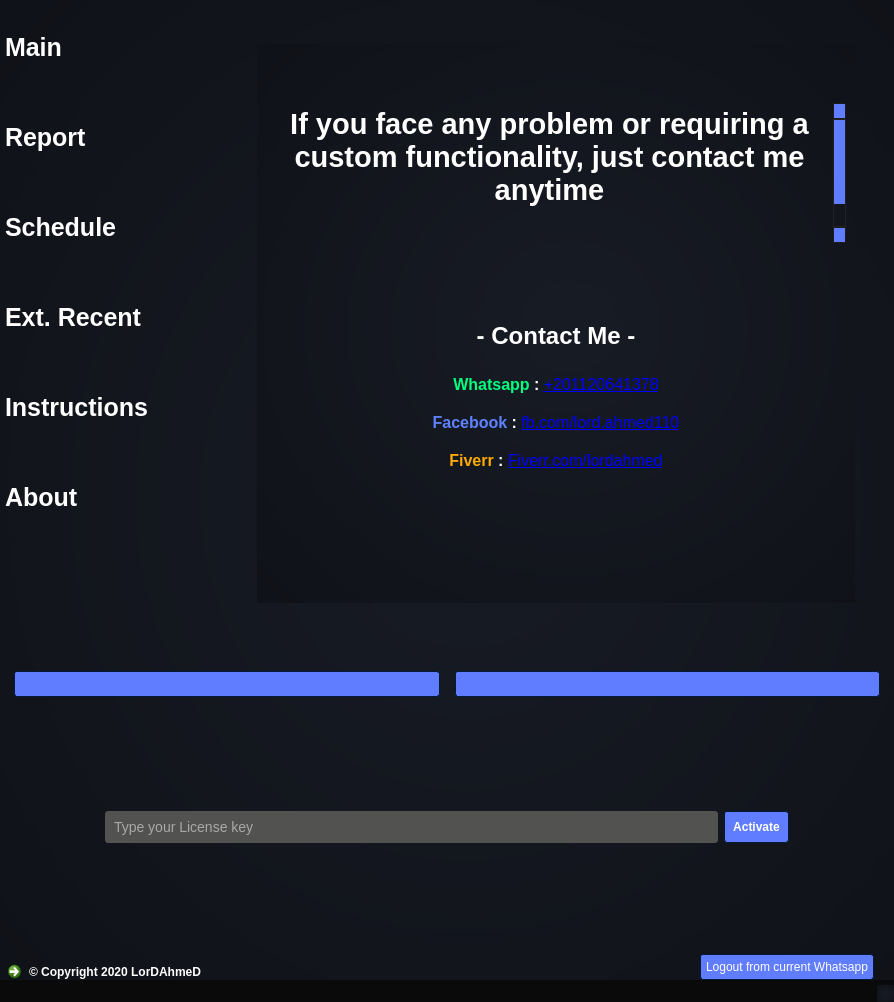
Qt form untitled.ui (thelordahmed/Whatsapp-bulk-sender) before a commit.
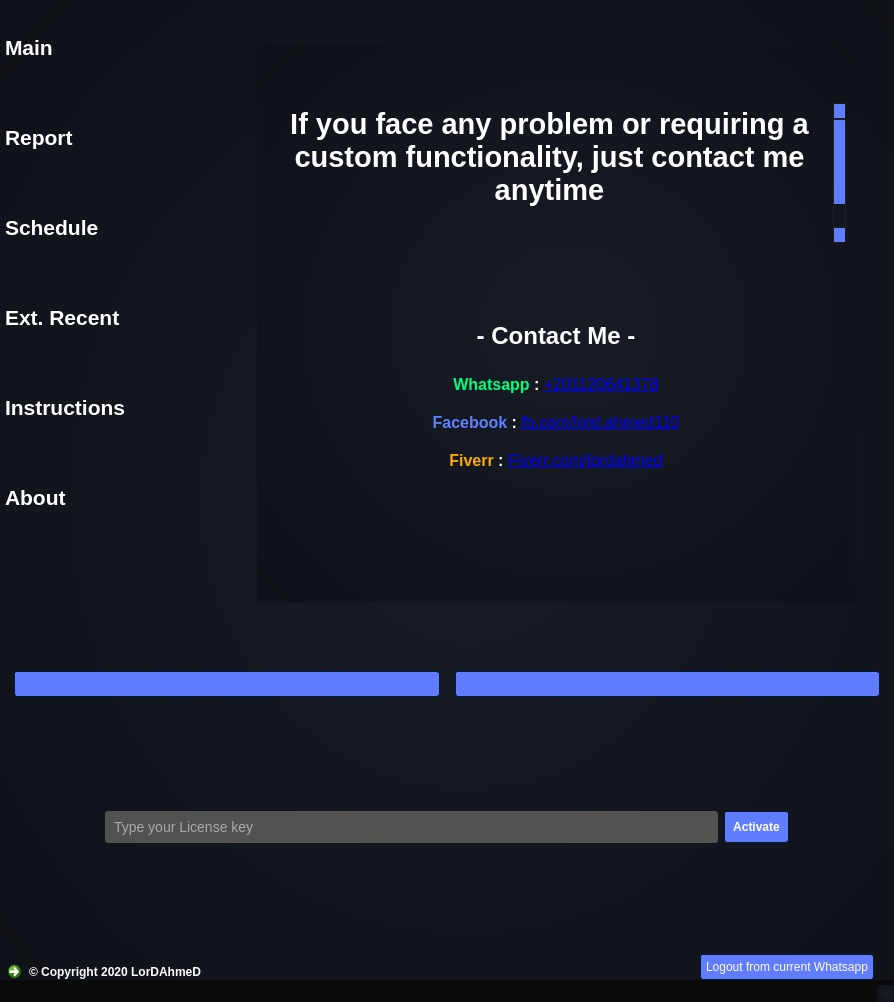
The same form after that commit. The open tabs and pages were chosen to show the change. Icons and pictures are not drawn.

```diff
--- a/untitled.ui
+++ b/untitled.ui
@@ -1247,7 +1247,7 @@
          <property name="font">
           <font>
            <family>arial</family>
-           <pointsize>19</pointsize>
+           <pointsize>16</pointsize>
            <weight>75</weight>
            <bold>true</bold>
           </font>
```
Left out of the diff: 20 changed lines with no effect on the pictures.
